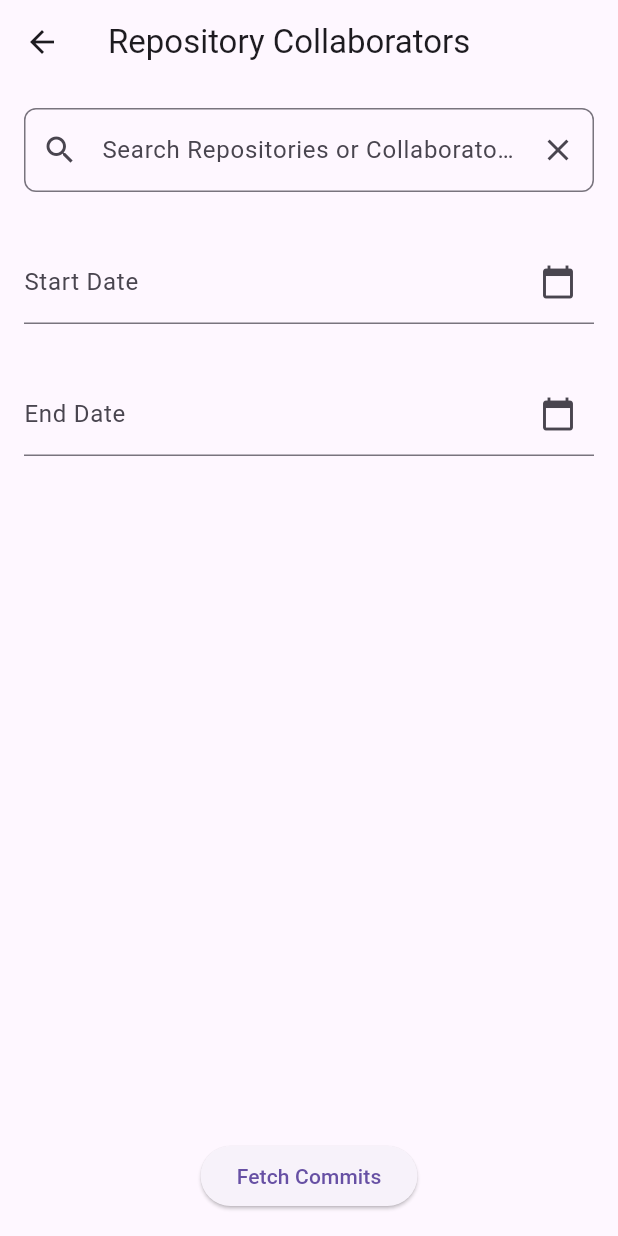
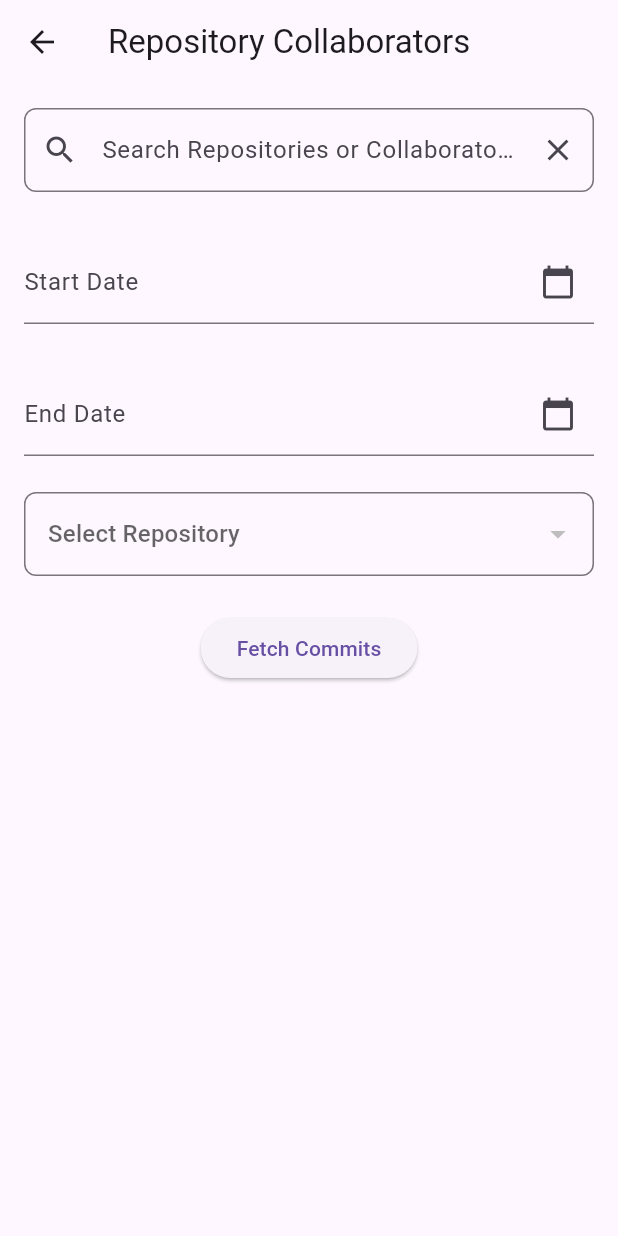
Before and after one commit to Insaf-Finser/flutter_github_insights, a Flutter app: the RepositoryCollaboratorsScreen screen opened by its route, after a tap on "Fetch Commits", on a phone screen of 412 x 824 dp. Run offline on Flutter 3.47's test engine with Material 3 defaults, Android fonts, the phone set to English and light mode, and no system bars; our stand-ins replace firebase_auth, firebase_core, fl_chart, flutter_riverpod, go_router, hive_flutter and 5 more; missing offline and left inert: file_selector; accounts and stored records are empty; generated files the repository leaves out were written again; network calls fail.

Commit message:
bug fix done

```diff
--- a/lib/riverpod/user_info_notifier.dart
+++ b/lib/riverpod/user_info_notifier.dart
@@ -46,7 +46,7 @@ class UserInfoNotifier extends StateNotifier<UserInfoState> {
       state = state.copyWith(isLoading: true, error: null);
 
       final token = await getAccessToken();
-      if (token == null) {
+      if (token.isEmpty) {
         throw Exception('No access token available');
       }
 
@@ -78,7 +78,7 @@ class UserInfoNotifier extends StateNotifier<UserInfoState> {
   Future<void> fetchOrganizationRepositories(String orgName) async {
     try {
       final token = await getAccessToken();
-      if (token == null) {
+      if (token.isEmpty) {
         throw Exception('No access token available');
       }
 
@@ -102,7 +102,7 @@ class UserInfoNotifier extends StateNotifier<UserInfoState> {
   }) async {
     try {
       final token = await getAccessToken();
-      if (token == null) {
+      if (token.isEmpty) {
         throw Exception('No access token available');
       }
 
--- a/lib/routes/routes.dart
+++ b/lib/routes/routes.dart
@@ -38,7 +38,14 @@ final List<GoRoute> routes = [
         path: 'repositoryCollaborators', // Updated path
         name: 'repositoryCollaborators', // Updated name
         builder: (context, state) {
-          return const RepositoryCollaboratorsScreen();
+          final extra = state.extra;
+          final selectedRepos = (extra is Map && extra['selectedRepos'] is List)
+              ? (extra['selectedRepos'] as List)
+                  .cast<Map>()
+                  .map((e) => e.map((key, value) => MapEntry(key.toString(), value.toString())))
+                  .toList()
+              : const <Map<String, String>>[];
+          return RepositoryCollaboratorsScreen(selectedRepos: selectedRepos);
         },
       ),
       GoRoute(
--- a/lib/screens/repo_contents_screen.dart
+++ b/lib/screens/repo_contents_screen.dart
@@ -191,8 +191,10 @@ class _AddFileDialogContentState extends State<AddFileDialogContent> {
                                 widget.repo.name,
                                 fileName!,
                                 file!,
-                                commitMessageC.text)
-                            .then((_) => context.pop());
+                                commitMessageC.text);
+                        if (mounted) {
+                          context.pop();
+                        }
                       } on Exception catch (e) {
                         printInDebug(e.toString());
                       }
--- a/lib/screens/repository_collaborators_screen.dart
+++ b/lib/screens/repository_collaborators_screen.dart
@@ -1,13 +1,15 @@
 import 'package:flutter/material.dart';
 import 'package:flutter_riverpod/flutter_riverpod.dart';
 import 'package:githubinsights/constants.dart';
+import 'package:githubinsights/data/models/repository_collaborators.dart';
 import 'package:githubinsights/riverpod/commit_notifier.dart';
 import 'package:githubinsights/riverpod/collaborators_notifier.dart';
 import 'package:githubinsights/routes/route_names.dart';
 import 'package:go_router/go_router.dart';
 
 class RepositoryCollaboratorsScreen extends ConsumerStatefulWidget {
-  const RepositoryCollaboratorsScreen({super.key});
+  const RepositoryCollaboratorsScreen({super.key, this.selectedRepos = const []});
+  final List<Map<String, String>> selectedRepos;
 
   @override
   ConsumerState<RepositoryCollaboratorsScreen> createState() =>
@@ -18,6 +20,8 @@ class _RepositoryCollaboratorsScreenState
     extends ConsumerState<RepositoryCollaboratorsScreen> {
   // Map to store the selected collaborators for each repository
   final selectedCollaborators = <String, Set<String>>{};
+  // Variable to track the selected repository
+  String? _selectedRepository;
 
   // Separate controllers for start and end dates
   final TextEditingController _startDateController = TextEditingController();
@@ -38,6 +42,7 @@ class _RepositoryCollaboratorsScreenState
 
     if (pickedDate != null) {
       setState(() {
+
         // Format the date as YYYY-MM-DD, which is compatible with DateTime.parse
         final formattedDate =
             '${pickedDate.year}-${pickedDate.month.toString().padLeft(2, '0')}-${pickedDate.day.toString().padLeft(2, '0')}';
@@ -47,6 +52,19 @@ class _RepositoryCollaboratorsScreenState
         } else {
           _endDateController.text = formattedDate;
         }
+      });
+    }
+  }
+
+  @override
+  void initState() {
+    super.initState();
+    // Ensure only collaborators for repos selected earlier are loaded
+    if (widget.selectedRepos.isNotEmpty) {
+      WidgetsBinding.instance.addPostFrameCallback((_) {
+        ref
+            .read(collaboratorsNotifierProvider.notifier)
+            .updateSelectedRepos(widget.selectedRepos);
       });
     }
   }
@@ -115,9 +133,9 @@ class _RepositoryCollaboratorsScreenState
                 child: TextFormField(
                   controller: _startDateController,
                   readOnly: true,
-                  decoration: InputDecoration(
+                  decoration: const InputDecoration(
                     labelText: 'Start Date',
-                    suffixIcon: const Icon(Icons.calendar_today),
+                    suffixIcon: Icon(Icons.calendar_today),
                   ),
                   onTap: () => _selectDate(context, true),
                 ),
@@ -128,28 +146,56 @@ class _RepositoryCollaboratorsScreenState
                 child: TextFormField(
                   controller: _endDateController,
                   readOnly: true,
-                  decoration: InputDecoration(
+                  decoration: const InputDecoration(
                     labelText: 'End Date',
-                    suffixIcon: const Icon(Icons.calendar_today),
+                    suffixIcon: Icon(Icons.calendar_today),
                   ),
                   onTap: () => _selectDate(context, false),
                 ),
               ),
+              // Dropdown to select repository
+              Padding(
+                padding: const EdgeInsets.symmetric(horizontal: 16.0, vertical: 8.0),
+                child: DropdownButtonFormField<String>(
+                  value: _selectedRepository,
+                  hint: const Text('Select Repository'),
+                  items: widget.selectedRepos
+                      .map((repo) => DropdownMenuItem<String>(
+                            value: repo['repo'],
+                            child: Text(repo['repo'] ?? ''),
+                          ))
+                      .toList(),
+                  onChanged: (value) {
+                    setState(() {
+                      _selectedRepository = value;
+                    });
+                  },
+                  decoration: InputDecoration(
+                    border: OutlineInputBorder(
+                      borderRadius: BorderRadius.circular(8.0),
+                    ),
+                  ),
+                ),
+              ),
+              // Show collaborators for the selected repository
+              if (_selectedRepository != null)
                 Expanded(
-                child: ListView.builder(
-                  itemCount: filteredCollaboratorsList.length,
-                  itemBuilder: (context, index) {
-                    final repoCollaborators = filteredCollaboratorsList[index];
-                    // Initialize set of selected collaborators for the current repository
+                  child: Builder(
+                    builder: (context) {
+                      final repoCollaborators = filteredCollaboratorsList.firstWhere(
+                        (repo) => repo.repositoryName == _selectedRepository,
+                        orElse: () => RepositoryCollaborators(
+                          repositoryName: _selectedRepository!,
+                          collaborators: [],
+                        ),
+                      );
+                      if (repoCollaborators.collaborators.isEmpty) {
+                        return const Center(child: Text('No collaborators found.'));
+                      }
                       final selectedSet = selectedCollaborators.putIfAbsent(
                           repoCollaborators.repositoryName, () => <String>{});
-
-                    return Card(
-                      elevation: 0,
-                      child: ExpansionTile(
-                        title: Text(repoCollaborators.repositoryName),
-                        children:
-                            repoCollaborators.collaborators.map((collaborator) {
+                      return ListView(
+                        children: repoCollaborators.collaborators.map((collaborator) {
                           return CheckboxListTile(
                             title: Text(collaborator.login),
                             value: selectedSet.contains(collaborator.login),
@@ -164,7 +210,6 @@ class _RepositoryCollaboratorsScreenState
                             },
                           );
                         }).toList(),
-                      ),
                       );
                     },
                   ),
@@ -203,7 +248,7 @@ class _RepositoryCollaboratorsScreenState
                         : DateTime.now();
 
                     // Call the CommitsNotifier to fetch commits for the selected repos and collaborators
-                    ref
+                    await ref
                         .read(commitsNotifierProvider.notifier)
                         .fetchAndCacheRepos(
                           selectedRepos: selectedRepos,
@@ -211,11 +256,13 @@ class _RepositoryCollaboratorsScreenState
                           since: since,
                           until: until,
                         );
-                    ref
+                    await ref
                         .read(commitsNotifierProvider.notifier)
                         .fetchCommitFiles();
 
+                    if (mounted) {
                       context.goNamed(Routes.chartScreen);
+                    }
                   },
                   child: const Text('Fetch Commits'),
                 ),
```
Also changed, not shown: lib/screens/chart_screen.dart (+4 -4 lines), lib/screens/home_screen.dart (+12 -5 lines), firebase.json, lib/firebase_options.dart, 3 other files. Lines whose indentation alone changed are shown as unchanged.
